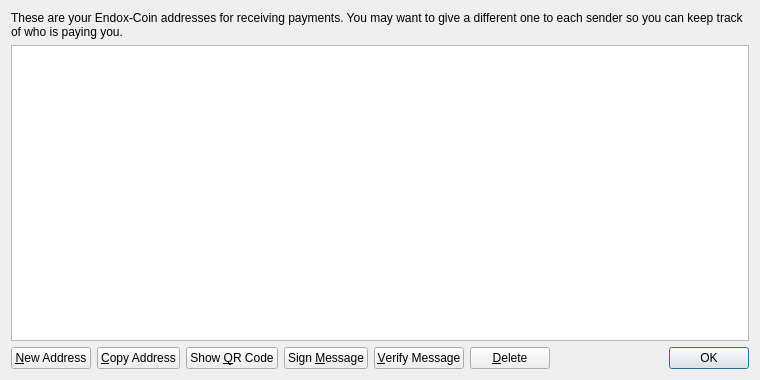
Old version of the form src/qt/forms/addressbookpage.ui in the repository SaltineChips/Aequitas_Network.
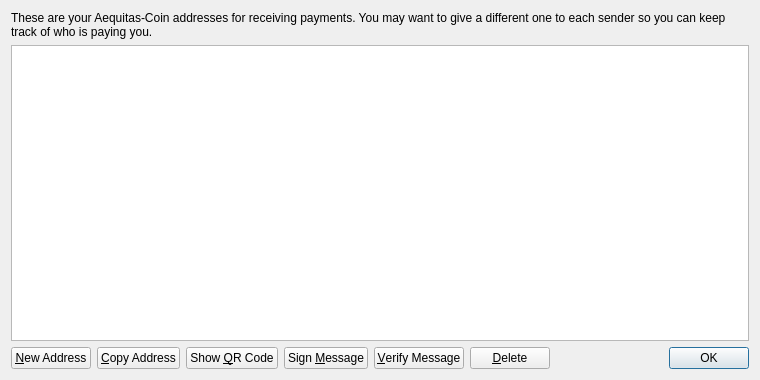
New version of the form.

Commit message: Aequitas Start

```diff
--- a/src/qt/forms/addressbookpage.ui
+++ b/src/qt/forms/addressbookpage.ui
@@ -20,7 +20,7 @@
    <item>
     <widget class="QLabel" name="labelExplanation">
      <property name="text">
-      <string>These are your Endox-Coin addresses for receiving payments. You may want to give a different one to each sender so you can keep track of who is paying you.</string>
+      <string>These are your Aequitas-Coin addresses for receiving payments. You may want to give a different one to each sender so you can keep track of who is paying you.</string>
      </property>
      <property name="textFormat">
       <enum>Qt::PlainText</enum>
```
Left out of the diff: 4 changed lines with no effect on the pictures. The commit also changes 226 other files.
